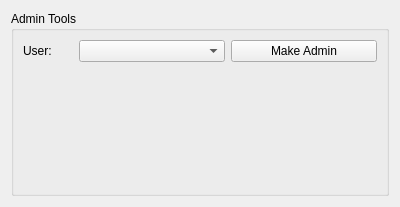
sanath111/rbhus_clone, file ui_files/admin_tools.ui: the form before one commit.
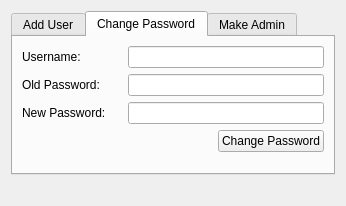
The form after the commit. The open tabs and pages were chosen to show the change.

Commit message: added tabs to admin tools

Diff of the .ui file:
```diff
--- a/ui_files/admin_tools.ui
+++ b/ui_files/admin_tools.ui
@@ -6,21 +6,15 @@
    <rect>
     <x>0</x>
     <y>0</y>
-    <width>400</width>
-    <height>207</height>
+    <width>332</width>
+    <height>206</height>
    </rect>
   </property>
   <property name="windowTitle">
    <string>Form</string>
   </property>
-  <layout class="QGridLayout" name="gridLayout">
-   <item row="0" column="0">
-    <widget class="QGroupBox" name="groupBox">
-     <property name="title">
-      <string>Admin Tools</string>
-     </property>
      <layout class="QGridLayout" name="gridLayout_2">
-      <item row="2" column="0" colspan="3">
+   <item row="1" column="0">
        <widget class="QLabel" name="messageLabel">
         <property name="text">
          <string/>
@@ -30,41 +24,257 @@
         </property>
        </widget>
       </item>
-      <item row="0" column="1">
-       <widget class="QComboBox" name="userBox">
+   <item row="0" column="0">
+    <widget class="QTabWidget" name="tabWidget">
+     <property name="currentIndex">
+      <number>0</number>
+     </property>
+     <widget class="QWidget" name="tab_2">
+      <attribute name="title">
+       <string>Add User</string>
+      </attribute>
+      <layout class="QGridLayout" name="gridLayout_3">
+       <item row="1" column="0" colspan="2">
+        <layout class="QHBoxLayout" name="horizontalLayout_3">
+         <item>
+          <widget class="QLabel" name="label_3">
+           <property name="sizePolicy">
+            <sizepolicy hsizetype="MinimumExpanding" vsizetype="Preferred">
+             <horstretch>0</horstretch>
+             <verstretch>0</verstretch>
+            </sizepolicy>
+           </property>
+           <property name="maximumSize">
+            <size>
+             <width>80</width>
+             <height>16777215</height>
+            </size>
+           </property>
+           <property name="text">
+            <string>Password:</string>
+           </property>
+          </widget>
+         </item>
+         <item>
+          <widget class="QLineEdit" name="passwordBox">
+           <property name="echoMode">
+            <enum>QLineEdit::Password</enum>
+           </property>
+          </widget>
+         </item>
+        </layout>
+       </item>
+       <item row="0" column="0" colspan="2">
+        <layout class="QHBoxLayout" name="horizontalLayout_2">
+         <item>
+          <widget class="QLabel" name="label_2">
+           <property name="sizePolicy">
+            <sizepolicy hsizetype="MinimumExpanding" vsizetype="Preferred">
+             <horstretch>0</horstretch>
+             <verstretch>0</verstretch>
+            </sizepolicy>
+           </property>
+           <property name="maximumSize">
+            <size>
+             <width>80</width>
+             <height>16777215</height>
+            </size>
+           </property>
+           <property name="text">
+            <string>Username:</string>
+           </property>
+          </widget>
+         </item>
+         <item>
+          <widget class="QLineEdit" name="usernameBox"/>
+         </item>
+        </layout>
+       </item>
+       <item row="2" column="1">
+        <widget class="QPushButton" name="addUserButt">
         <property name="focusPolicy">
          <enum>Qt::NoFocus</enum>
         </property>
-       </widget>
+         <property name="text">
+          <string>Add User</string>
+         </property>
+        </widget>
+       </item>
+       <item row="2" column="0">
+        <spacer name="horizontalSpacer">
+         <property name="orientation">
+          <enum>Qt::Horizontal</enum>
+         </property>
+         <property name="sizeHint" stdset="0">
+          <size>
+           <width>226</width>
+           <height>20</height>
+          </size>
+         </property>
+        </spacer>
+       </item>
+       <item row="3" column="0" colspan="2">
+        <spacer name="verticalSpacer_3">
+         <property name="orientation">
+          <enum>Qt::Vertical</enum>
+         </property>
+         <property name="sizeHint" stdset="0">
+          <size>
+           <width>20</width>
+           <height>40</height>
+          </size>
+         </property>
+        </spacer>
+       </item>
+      </layout>
+     </widget>
+     <widget class="QWidget" name="tab_3">
+      <attribute name="title">
+       <string>Change Password</string>
+      </attribute>
+      <layout class="QGridLayout" name="gridLayout_4">
+       <item row="0" column="0" colspan="4">
+        <layout class="QHBoxLayout" name="horizontalLayout_5">
+         <item>
+          <widget class="QLabel" name="label_5">
+           <property name="sizePolicy">
+            <sizepolicy hsizetype="MinimumExpanding" vsizetype="Preferred">
+             <horstretch>0</horstretch>
+             <verstretch>0</verstretch>
+            </sizepolicy>
+           </property>
+           <property name="maximumSize">
+            <size>
+             <width>100</width>
+             <height>16777215</height>
+            </size>
+           </property>
+           <property name="text">
+            <string>Username:</string>
+           </property>
+          </widget>
+         </item>
+         <item>
+          <widget class="QLineEdit" name="username"/>
+         </item>
+        </layout>
+       </item>
+       <item row="3" column="3">
+        <widget class="QPushButton" name="changePasswordButt">
+         <property name="focusPolicy">
+          <enum>Qt::NoFocus</enum>
+         </property>
+         <property name="text">
+          <string>Change Password</string>
+         </property>
+        </widget>
+       </item>
+       <item row="2" column="0" colspan="4">
+        <layout class="QHBoxLayout" name="horizontalLayout_6">
+         <item>
+          <widget class="QLabel" name="label_6">
+           <property name="sizePolicy">
+            <sizepolicy hsizetype="MinimumExpanding" vsizetype="Preferred">
+             <horstretch>0</horstretch>
+             <verstretch>0</verstretch>
+            </sizepolicy>
+           </property>
+           <property name="maximumSize">
+            <size>
+             <width>100</width>
+             <height>16777215</height>
+            </size>
+           </property>
+           <property name="text">
+            <string>New Password: </string>
+           </property>
+          </widget>
+         </item>
+         <item>
+          <widget class="QLineEdit" name="newPasswordBox">
+           <property name="echoMode">
+            <enum>QLineEdit::Password</enum>
+           </property>
+          </widget>
+         </item>
+        </layout>
       </item>
       <item row="3" column="0" colspan="3">
+        <spacer name="horizontalSpacer_3">
+         <property name="orientation">
+          <enum>Qt::Horizontal</enum>
+         </property>
+         <property name="sizeHint" stdset="0">
+          <size>
+           <width>240</width>
+           <height>20</height>
+          </size>
+         </property>
+        </spacer>
+       </item>
+       <item row="1" column="0" colspan="4">
+        <layout class="QHBoxLayout" name="horizontalLayout_4">
+         <item>
+          <widget class="QLabel" name="label_4">
+           <property name="sizePolicy">
+            <sizepolicy hsizetype="MinimumExpanding" vsizetype="Preferred">
+             <horstretch>0</horstretch>
+             <verstretch>0</verstretch>
+            </sizepolicy>
+           </property>
+           <property name="maximumSize">
+            <size>
+             <width>100</width>
+             <height>16777215</height>
+            </size>
+           </property>
+           <property name="text">
+            <string>Old Password: </string>
+           </property>
+          </widget>
+         </item>
+         <item>
+          <widget class="QLineEdit" name="oldPasswordBox">
+           <property name="echoMode">
+            <enum>QLineEdit::Password</enum>
+           </property>
+          </widget>
+         </item>
+        </layout>
+       </item>
+       <item row="5" column="1">
        <spacer name="verticalSpacer">
         <property name="orientation">
          <enum>Qt::Vertical</enum>
         </property>
         <property name="sizeHint" stdset="0">
          <size>
-          <width>20</width>
-          <height>40</height>
+           <width>178</width>
+           <height>70</height>
          </size>
         </property>
        </spacer>
       </item>
-      <item row="0" column="2">
-       <widget class="QPushButton" name="makeAdminButt">
-        <property name="focusPolicy">
-         <enum>Qt::NoFocus</enum>
-        </property>
-        <property name="text">
-         <string>Make Admin</string>
-        </property>
-       </widget>
-      </item>
-      <item row="0" column="0">
+      </layout>
+     </widget>
+     <widget class="QWidget" name="tab">
+      <attribute name="title">
+       <string>Make Admin</string>
+      </attribute>
+      <layout class="QGridLayout" name="gridLayout">
+       <item row="0" column="0" colspan="2">
+        <layout class="QHBoxLayout" name="horizontalLayout">
+         <item>
        <widget class="QLabel" name="label">
+           <property name="sizePolicy">
+            <sizepolicy hsizetype="MinimumExpanding" vsizetype="Preferred">
+             <horstretch>0</horstretch>
+             <verstretch>0</verstretch>
+            </sizepolicy>
+           </property>
         <property name="maximumSize">
          <size>
-          <width>50</width>
+             <width>60</width>
           <height>16777215</height>
          </size>
         </property>
@@ -73,7 +283,39 @@
         </property>
        </widget>
       </item>
-      <item row="1" column="0" colspan="3">
+         <item>
+          <widget class="QComboBox" name="userList">
+           <property name="focusPolicy">
+            <enum>Qt::NoFocus</enum>
+           </property>
+          </widget>
+         </item>
+        </layout>
+       </item>
+       <item row="1" column="0">
+        <spacer name="horizontalSpacer_2">
+         <property name="orientation">
+          <enum>Qt::Horizontal</enum>
+         </property>
+         <property name="sizeHint" stdset="0">
+          <size>
+           <width>206</width>
+           <height>20</height>
+          </size>
+         </property>
+        </spacer>
+       </item>
+       <item row="1" column="1">
+        <widget class="QPushButton" name="makeAdminButt">
+         <property name="focusPolicy">
+          <enum>Qt::NoFocus</enum>
+         </property>
+         <property name="text">
+          <string>Make Admin</string>
+         </property>
+        </widget>
+       </item>
+       <item row="2" column="0">
        <spacer name="verticalSpacer_2">
         <property name="orientation">
          <enum>Qt::Vertical</enum>
@@ -81,12 +323,13 @@
         <property name="sizeHint" stdset="0">
          <size>
           <width>20</width>
-          <height>40</height>
+           <height>71</height>
          </size>
         </property>
        </spacer>
       </item>
      </layout>
+     </widget>
     </widget>
    </item>
   </layout>
```
Lines whose indentation alone changed are shown as unchanged. The commit also changes 14 other files.
